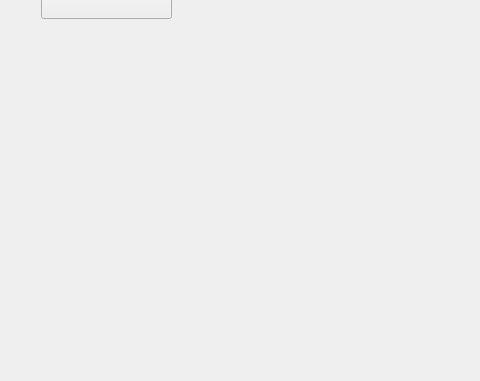
Qt form SoftKeyBoard/MainWindow.ui (yangyang0312/Qt4SoftKeyboard) before a commit; both pictures show x 199 to 679 and y 412 to 793 of the 1279 by 793 pixel window.
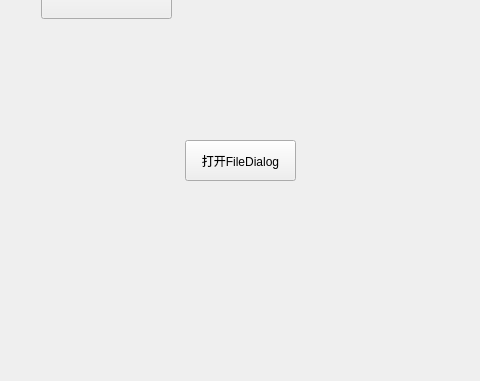
The same form after that commit.

Commit message: 添加QFileDialog示例

The edit to the form file:
```diff
--- a/SoftKeyBoard/MainWindow.ui
+++ b/SoftKeyBoard/MainWindow.ui
@@ -100,6 +100,19 @@
      <string>Open Dialog</string>
     </property>
    </widget>
+   <widget class="QPushButton" name="btnFileDialog">
+    <property name="geometry">
+     <rect>
+      <x>384</x>
+      <y>552</y>
+      <width>111</width>
+      <height>41</height>
+     </rect>
+    </property>
+    <property name="text">
+     <string>打开FileDialog</string>
+    </property>
+   </widget>
   </widget>
   <widget class="QMenuBar" name="menuBar">
    <property name="geometry">
```
The commit also changes 2 other files.
